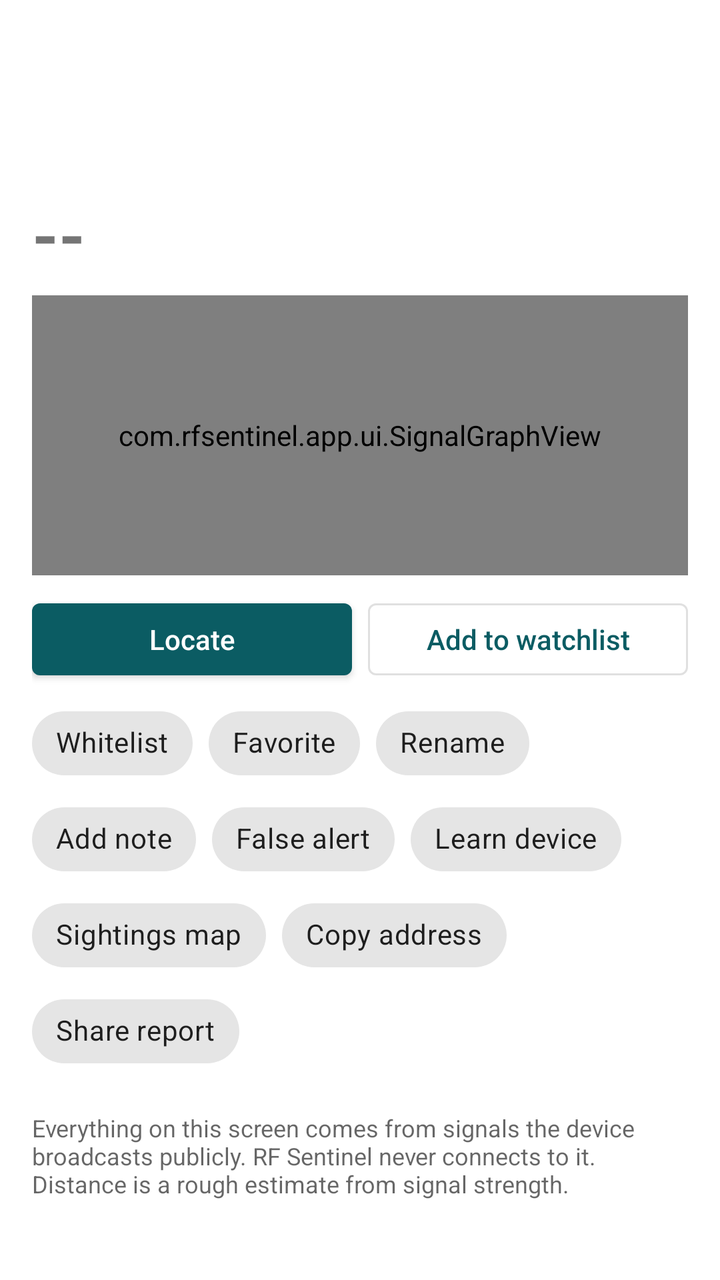
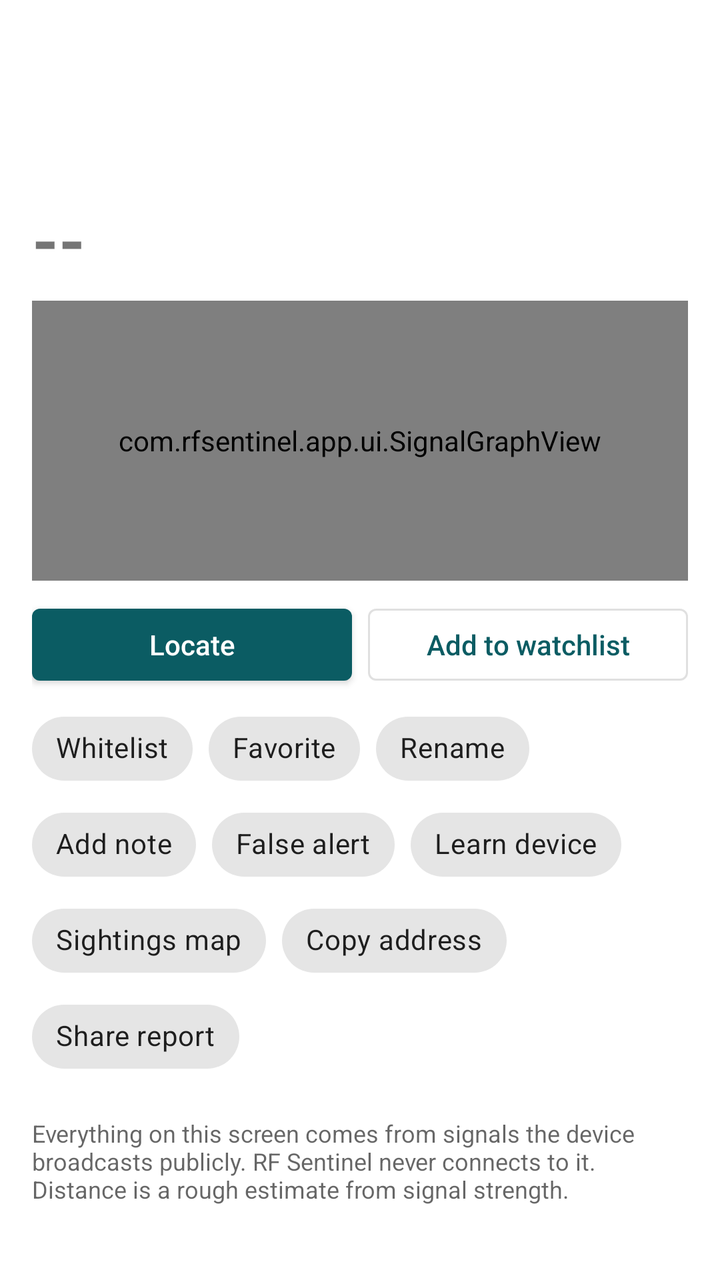

Before-and-after screenshots of an Android layout around one commit, followed by the original layout XML and the change that was made.
<!-- AndroidManifest.xml: application theme Theme.RFSentinel -->
<!-- res/layout/activity_device_detail.xml -->
<?xml version="1.0" encoding="utf-8"?>
<ScrollView xmlns:android="http://schemas.android.com/apk/res/android"
    android:id="@+id/scroll"
    android:layout_width="match_parent"
    android:layout_height="match_parent">

    <LinearLayout
        android:layout_width="match_parent"
        android:layout_height="wrap_content"
        android:orientation="vertical"
        android:padding="16dp">

        <TextView
            android:id="@+id/tagText"
            android:layout_width="wrap_content"
            android:layout_height="wrap_content"
            android:background="@drawable/tag_bg"
            android:layout_marginBottom="6dp"
            android:paddingStart="8dp"
            android:paddingTop="2dp"
            android:paddingEnd="8dp"
            android:paddingBottom="2dp"
            android:textColor="#FFFFFF"
            android:textSize="@dimen/text_caption"
            android:textStyle="bold"
            android:visibility="gone" />

        <TextView
            android:id="@+id/titleText"
            android:layout_width="match_parent"
            android:layout_height="wrap_content"
            android:textIsSelectable="true"
            android:textSize="@dimen/text_title"
            android:textStyle="bold" />

        <TextView
            android:id="@+id/subtitleText"
            android:layout_width="match_parent"
            android:layout_height="wrap_content"
            android:fontFamily="monospace"
            android:textIsSelectable="true"
            android:textSize="@dimen/text_body" />

        <TextView
            android:id="@+id/presenceText"
            android:layout_width="match_parent"
            android:layout_height="wrap_content"
            android:layout_marginTop="4dp"
            android:textColor="?android:attr/textColorSecondary"
            android:textSize="@dimen/text_caption" />

        
        <TextView
            android:id="@+id/noteText"
            android:layout_width="match_parent"
            android:layout_height="wrap_content"
            android:layout_marginTop="6dp"
            android:background="?attr/selectableItemBackground"
            android:paddingTop="4dp"
            android:paddingBottom="4dp"
            android:textSize="@dimen/text_body"
            android:visibility="gone" />

        
        <LinearLayout
            android:id="@+id/visualTop"
            android:layout_width="match_parent"
            android:layout_height="wrap_content"
            android:layout_marginTop="12dp"
            android:gravity="center_vertical"
            android:orientation="horizontal"
            android:visibility="gone">

            <com.rfsentinel.app.ui.SignalGaugeView
                android:id="@+id/gauge"
                android:layout_width="0dp"
                android:layout_height="wrap_content"
                android:layout_weight="1.6" />

            <com.rfsentinel.app.ui.ConfidenceRingView
                android:id="@+id/ring"
                android:layout_width="0dp"
                android:layout_height="wrap_content"
                android:layout_marginStart="8dp"
                android:layout_weight="1" />
        </LinearLayout>

        
        <LinearLayout
            android:layout_width="match_parent"
            android:layout_height="wrap_content"
            android:layout_marginTop="12dp"
            android:gravity="center_vertical"
            android:orientation="horizontal">

            <TextView
                android:id="@+id/rssiText"
                android:layout_width="wrap_content"
                android:layout_height="wrap_content"
                android:text="--"
                android:textSize="@dimen/text_display"
                android:textStyle="bold" />

            <TextView
                android:id="@+id/rssiDetail"
                android:layout_width="0dp"
                android:layout_height="wrap_content"
                android:layout_marginStart="12dp"
                android:layout_weight="1"
                android:textSize="@dimen/text_body" />
        </LinearLayout>

        <com.rfsentinel.app.ui.SignalGraphView
            android:id="@+id/graph"
            android:layout_width="match_parent"
            android:layout_height="140dp"
            android:layout_marginTop="8dp" />

        
        <LinearLayout
            android:layout_width="match_parent"
            android:layout_height="wrap_content"
            android:layout_marginTop="8dp"
            android:baselineAligned="false"
            android:orientation="horizontal">

            <com.google.android.material.button.MaterialButton
                android:id="@+id/locateButton"
                android:layout_width="0dp"
                android:layout_height="match_parent"
                android:layout_marginEnd="8dp"
                android:layout_weight="1"
                android:text="Locate" />

            <com.google.android.material.button.MaterialButton
                android:id="@+id/actionWatchlist"
                style="@style/Widget.MaterialComponents.Button.OutlinedButton"
                android:layout_width="0dp"
                android:layout_height="match_parent"
                android:layout_weight="1"
                android:text="Add to watchlist" />
        </LinearLayout>

        
        <com.google.android.material.chip.ChipGroup
            android:id="@+id/actions"
            android:layout_width="match_parent"
            android:layout_height="wrap_content"
            android:layout_marginTop="4dp">

            <com.google.android.material.chip.Chip
                android:id="@+id/actionWhitelist"
                android:layout_width="wrap_content"
                android:layout_height="wrap_content"
                android:text="Whitelist" />

            <com.google.android.material.chip.Chip
                android:id="@+id/actionFavorite"
                android:layout_width="wrap_content"
                android:layout_height="wrap_content"
                android:text="Favorite" />

            <com.google.android.material.chip.Chip
                android:id="@+id/actionRename"
                android:layout_width="wrap_content"
                android:layout_height="wrap_content"
                android:text="Rename" />

            <com.google.android.material.chip.Chip
                android:id="@+id/actionNote"
                android:layout_width="wrap_content"
                android:layout_height="wrap_content"
                android:text="Add note" />

            <com.google.android.material.chip.Chip
                android:id="@+id/actionFalseAlert"
                android:layout_width="wrap_content"
                android:layout_height="wrap_content"
                android:text="False alert" />

            <com.google.android.material.chip.Chip
                android:id="@+id/actionLearn"
                android:layout_width="wrap_content"
                android:layout_height="wrap_content"
                android:text="Learn device" />

            <com.google.android.material.chip.Chip
                android:id="@+id/actionSightings"
                android:layout_width="wrap_content"
                android:layout_height="wrap_content"
                android:text="Sightings map" />

            <com.google.android.material.chip.Chip
                android:id="@+id/actionCopy"
                android:layout_width="wrap_content"
                android:layout_height="wrap_content"
                android:text="Copy address" />

            <com.google.android.material.chip.Chip
                android:id="@+id/actionShare"
                android:layout_width="wrap_content"
                android:layout_height="wrap_content"
                android:text="Share report" />
        </com.google.android.material.chip.ChipGroup>

        
        <LinearLayout
            android:id="@+id/sections"
            android:layout_width="match_parent"
            android:layout_height="wrap_content"
            android:orientation="vertical" />

        <TextView
            android:layout_width="match_parent"
            android:layout_height="wrap_content"
            android:layout_marginTop="16dp"
            android:text="Everything on this screen comes from signals the device broadcasts publicly. RF Sentinel never connects to it. Distance is a rough estimate from signal strength."
            android:textColor="?android:attr/textColorSecondary"
            android:textSize="@dimen/text_caption" />
    </LinearLayout>
</ScrollView>
<!-- resources referenced by this layout -->
<resources>
  <dimen name="text_body">14sp</dimen>
  <dimen name="text_caption">12sp</dimen>
  <dimen name="text_display">34sp</dimen>
  <dimen name="text_title">20sp</dimen>
  <!-- drawable tag_bg (drawable) -->
  <?xml version="1.0" encoding="utf-8"?>
  <shape xmlns:android="http://schemas.android.com/apk/res/android" android:shape="rectangle">
      <solid android:color="@color/match_tag_bg" />
      <corners android:radius="4dp" />
  </shape>
  <style name="Theme.RFSentinel" parent="Theme.MaterialComponents.DayNight.DarkActionBar">
          <item name="textAppearanceButton">@style/TextAppearance.RFSentinel.Button</item>
          <item name="colorPrimary">@color/brand_primary</item>
          <item name="colorPrimaryVariant">@color/brand_primary_dark</item>
          <item name="colorOnPrimary">@android:color/white</item>
          <item name="colorSecondary">@color/brand_accent</item>
          <item name="colorOnSecondary">@android:color/white</item>
          <item name="rfScopeColor">@color/scope</item>
          <item name="rfScopeTextColor">@color/scope_text</item>
          <item name="rfTraceColor">@color/trace</item>
          <item name="rfAccent">@color/brand_highlight</item>
          <item name="rfOnAccent">@color/brand_on_highlight</item>
      </style>
  <color name="match_tag_bg">#C8431A</color>
  <style name="TextAppearance.RFSentinel.Button" parent="TextAppearance.MaterialComponents.Button">
          <item name="android:textAllCaps">false</item>
          <item name="android:letterSpacing">0</item>
      </style>
  <color name="brand_primary">#0B5C63</color>
  <color name="brand_primary_dark">#073F44</color>
  <color name="brand_accent">#E0622D</color>
  <color name="scope">#0B5C63</color>
  <color name="scope_text">#AA0B5C63</color>
  <color name="trace">#E0622D</color>
  <color name="brand_highlight">#0B5C63</color>
  <color name="brand_on_highlight">#FFFFFF</color>
</resources>

<!-- the commit's change to res/layout/activity_device_detail.xml (unified diff, before → after) -->
@@ -37,7 +37,6 @@
             android:id="@+id/subtitleText"
             android:layout_width="match_parent"
             android:layout_height="wrap_content"
-            android:fontFamily="monospace"
             android:textIsSelectable="true"
             android:textSize="@dimen/text_body" />
 
@@ -47,7 +46,7 @@
             android:layout_height="wrap_content"
             android:layout_marginTop="4dp"
             android:textColor="?android:attr/textColorSecondary"
-            android:textSize="@dimen/text_caption" />
+            android:textSize="@dimen/text_body" />
 
         
         <TextView
